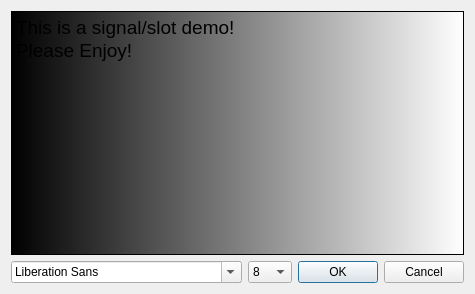
First picture: the form in src/chapter05/ks05_11/widgetbase.ui, repository hongfei163/gui, before the edit.
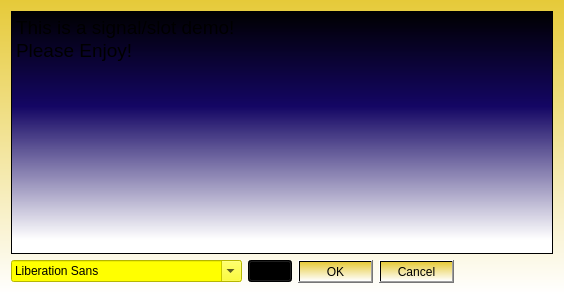
Second picture: the form after the edit.

```diff
--- a/src/chapter05/ks05_11/widgetbase.ui
+++ b/src/chapter05/ks05_11/widgetbase.ui
@@ -6,18 +6,27 @@
    <rect>
     <x>0</x>
     <y>0</y>
-    <width>445</width>
+    <width>564</width>
     <height>294</height>
    </rect>
   </property>
   <property name="windowTitle">
    <string>Form</string>
   </property>
+  <property name="styleSheet">
+   <string notr="true">background-color: qlineargradient(spread:pad, x1:0, y1:0, x2:0, y2:1, stop:0 rgba(230, 202, 57, 255), stop:1 rgba(255, 255, 255, 255));</string>
+  </property>
   <layout class="QGridLayout" name="gridLayout">
    <item row="2" column="0">
     <layout class="QHBoxLayout" name="horizontalLayout_4">
      <item>
-      <widget class="QFontComboBox" name="fontComboBox"/>
+      <widget class="QFontComboBox" name="fontComboBox">
+       <property name="styleSheet">
+        <string notr="true">border-color: rgb(41, 255, 94);
+font: 12pt &quot;华文琥珀&quot;;
+background-color: rgb(255, 255, 0);</string>
+       </property>
+      </widget>
      </item>
      <item>
       <widget class="QComboBox" name="cbFontSize">
@@ -92,7 +101,8 @@
       </font>
      </property>
      <property name="styleSheet">
-      <string notr="true">background-color: qlineargradient(spread:pad, x1:0, y1:0, x2:1, y2:0, stop:0 rgba(0, 0, 0, 255), stop:1 rgba(255, 255, 255, 255));</string>
+      <string notr="true">;
+background-color: qlineargradient(spread:repeat, x1:0, y1:0, x2:0, y2:1, stop:0 rgba(0, 0, 0, 255), stop:0.393035 rgba(20, 6, 100, 255), stop:0.940299 rgba(255, 255, 255, 255));</string>
      </property>
      <property name="plainText">
       <string>This is a signal/slot demo!
```
